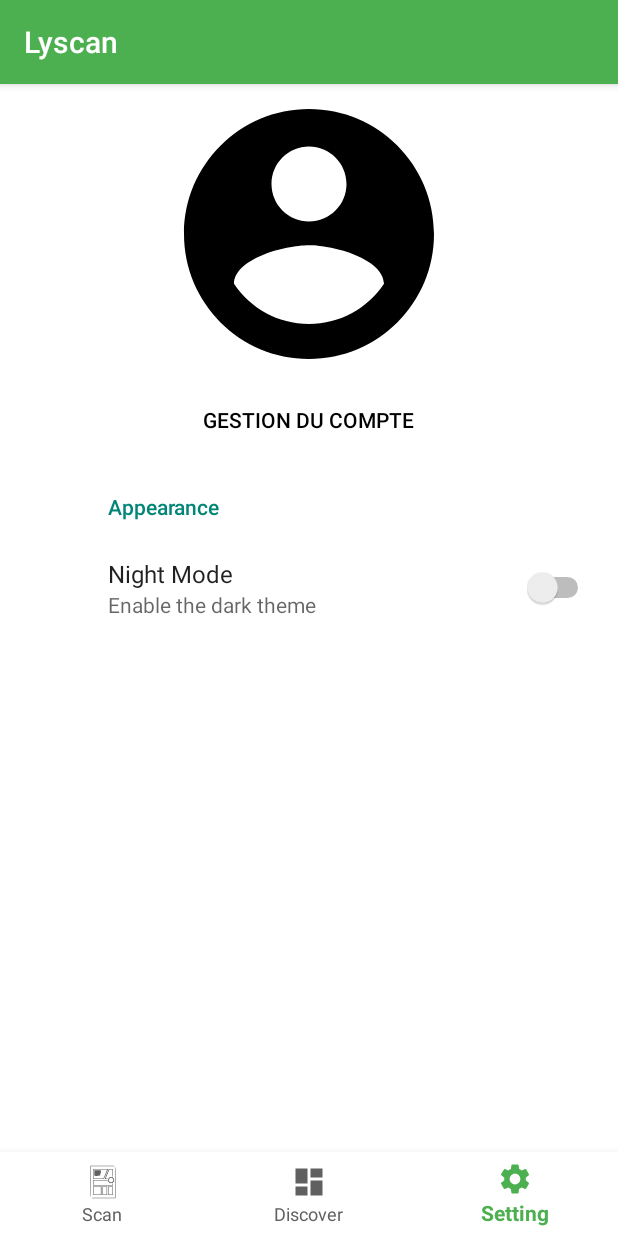
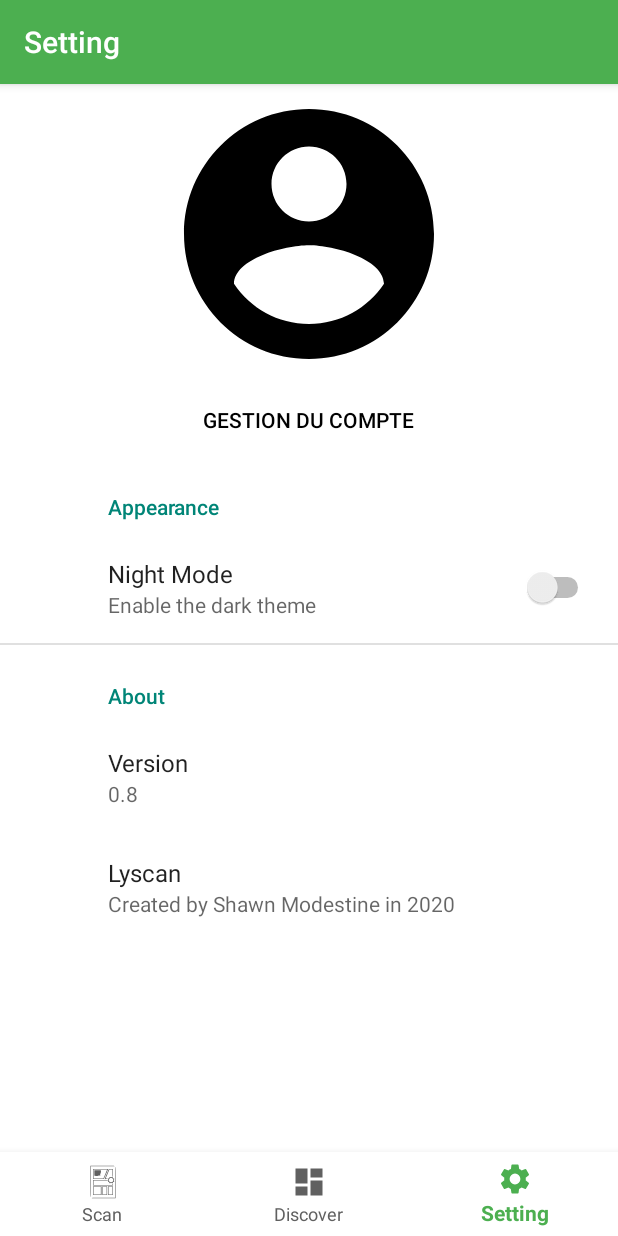
Before and after one commit to Swillam/application_android, an Android app: the fragment ExplorerFragment placed in its activity, item 3 of the bottom bar chosen, on a phone screen of 412 x 824 dp. Run offline under Robolectric (Android 15) with nearby library versions, the phone set to English and light mode, and no system bars; our stand-ins replace androidx.preference.

Commit message:
Create info category in SettingsFragment and set fragment title in actionbar

```diff
--- a/app/src/main/java/fr/application/scanS/ui/explorer/ExplorerFragment.java
+++ b/app/src/main/java/fr/application/scanS/ui/explorer/ExplorerFragment.java
@@ -4,7 +4,6 @@ import android.os.Bundle;
 import android.view.LayoutInflater;
 import android.view.View;
 import android.view.ViewGroup;
-import android.widget.TextView;
 
 import androidx.annotation.NonNull;
 import androidx.fragment.app.Fragment;
@@ -13,19 +12,10 @@ import fr.application.scanS.R;
 
 public class ExplorerFragment extends Fragment {
 
-    private DashboardViewModel dashboardViewModel;
-
     public View onCreateView(@NonNull LayoutInflater inflater,
                              ViewGroup container, Bundle savedInstanceState) {
-        //dashboardViewModel = ViewModelProviders.of(this).get(DashboardViewModel.class);
         View root = inflater.inflate(R.layout.fragment_explorer, container, false);
-        final TextView textView = root.findViewById(R.id.text_explorer);
-        /*dashboardViewModel.getText().observe(getViewLifecycleOwner(), new Observer<String>() {
-            @Override
-            public void onChanged(@Nullable String s) {
-                textView.setText(s);
-            }
-        });*/
+        getActivity().setTitle(R.string.title_explorer);
         return root;
     }
 }
--- a/app/src/main/java/fr/application/scanS/ui/home/HomeFragment.java
+++ b/app/src/main/java/fr/application/scanS/ui/home/HomeFragment.java
@@ -17,7 +17,6 @@ import androidx.recyclerview.widget.RecyclerView;
 
 import java.util.ArrayList;
 import java.util.Iterator;
-import java.util.Objects;
 
 import fr.application.scanS.R;
 import fr.application.scanS.data.DAO.ChapitreDAO;
@@ -34,6 +33,7 @@ public class HomeFragment extends Fragment implements MangaAdapter.OnMangaListen
     public View onCreateView(@NonNull LayoutInflater inflater,
                              ViewGroup container, Bundle savedInstanceState) {
         v = inflater.inflate(R.layout.fragment_home, container, false);
+        getActivity().setTitle(R.string.title_home);
         return v;
     }
 
@@ -59,7 +59,7 @@ public class HomeFragment extends Fragment implements MangaAdapter.OnMangaListen
         Bundle bundle = new Bundle();
         bundle.putSerializable("manga", listManga.get(position));
         fragment.setArguments(bundle);
-        Objects.requireNonNull(getActivity()).getSupportFragmentManager().beginTransaction()
+        getActivity().getSupportFragmentManager().beginTransaction()
                 .setTransition(FragmentTransaction.TRANSIT_FRAGMENT_FADE)// transition between home and manga
                 .replace(((ViewGroup) v.getParent()).getId(), fragment)
                 .addToBackStack(null)
--- a/app/src/main/java/fr/application/scanS/ui/settings/SettingsFragment.java
+++ b/app/src/main/java/fr/application/scanS/ui/settings/SettingsFragment.java
@@ -7,10 +7,7 @@ import android.view.ViewGroup;
 import android.widget.Button;
 
 import androidx.annotation.NonNull;
-import androidx.annotation.Nullable;
 import androidx.fragment.app.Fragment;
-import androidx.lifecycle.Observer;
-import androidx.lifecycle.ViewModelProviders;
 
 import fr.application.scanS.R;
 
@@ -21,6 +18,7 @@ public class SettingsFragment extends Fragment {
         View root = inflater.inflate(R.layout.fragment_settings, container, false);
         final Button button = root.findViewById(R.id.bt_setting);
         button.setText("Gestion du compte");
+        getActivity().setTitle(R.string.title_setting);
         return root;
     }
 }
--- a/app/src/main/res/menu/bottom_nav_menu.xml
+++ b/app/src/main/res/menu/bottom_nav_menu.xml
@@ -9,7 +9,7 @@
     <item
         android:id="@+id/navigation_dashboard"
         android:icon="@drawable/ic_dashboard_black_24dp"
-        android:title="@string/title_dashboard" />
+        android:title="@string/title_explorer" />
 
     <item
         android:id="@+id/navigation_profile"
--- a/app/src/main/res/navigation/mobile_navigation.xml
+++ b/app/src/main/res/navigation/mobile_navigation.xml
@@ -14,7 +14,7 @@
     <fragment
         android:id="@+id/navigation_dashboard"
         android:name="fr.application.scanS.ui.explorer.ExplorerFragment"
-        android:label="@string/title_dashboard"
+        android:label="@string/title_explorer"
         tools:layout="@layout/fragment_explorer" />
 
     <fragment
--- a/app/src/main/res/values/strings.xml
+++ b/app/src/main/res/values/strings.xml
@@ -4,7 +4,7 @@
     <!-- BOTTOM NAVIGATION VIEW -->
 
     <string name="title_home" translatable="false">Scan</string>
-    <string name="title_dashboard">Discover</string>
+    <string name="title_explorer">Discover</string>
     <string name="title_setting">Setting</string>
 
     <!-- END BOTTOM NAVIGATION VIEW -->
@@ -23,5 +23,7 @@
     <string name="img" translatable="false">Image manga</string>
     <string name="account_image">Account Image</string>
     <string name="error_img">Error image</string>
+    <string name="about">About</string>
+    <string name="created">Created by Shawn Modestine in 2020</string>
 
 </resources>
--- a/app/src/main/res/xml/preference.xml
+++ b/app/src/main/res/xml/preference.xml
@@ -1,11 +1,21 @@
 <?xml version="1.0" encoding="utf-8"?>
 <PreferenceScreen xmlns:android="http://schemas.android.com/apk/res/android">
     <PreferenceCategory android:title="@string/appearance">
-        <SwitchPreference android:key="switchNightPref"
+        <SwitchPreference
+            android:key="switchNightPref"
             android:id="@+id/nightMode"
             android:title="@string/NightThemePref"
             android:summaryOn="@string/textNightThemeDark"
-            android:summaryOff="@string/textNightThemeLight"/>
+            android:summaryOff="@string/textNightThemeLight" />
+    </PreferenceCategory>
+    <PreferenceCategory android:title="@string/about">
+        <Preference
+            android:summary="0.8"
+            android:title="Version" />
+        <Preference
+            android:summary="@string/created"
+            android:title="@string/app_name" />
+
     </PreferenceCategory>
 
 </PreferenceScreen>
```
Also changed, not shown: app/src/main/java/fr/application/scanS/ui/explorer/DashboardViewModel.java (deleted, +0 -19 lines), 1 other file.
